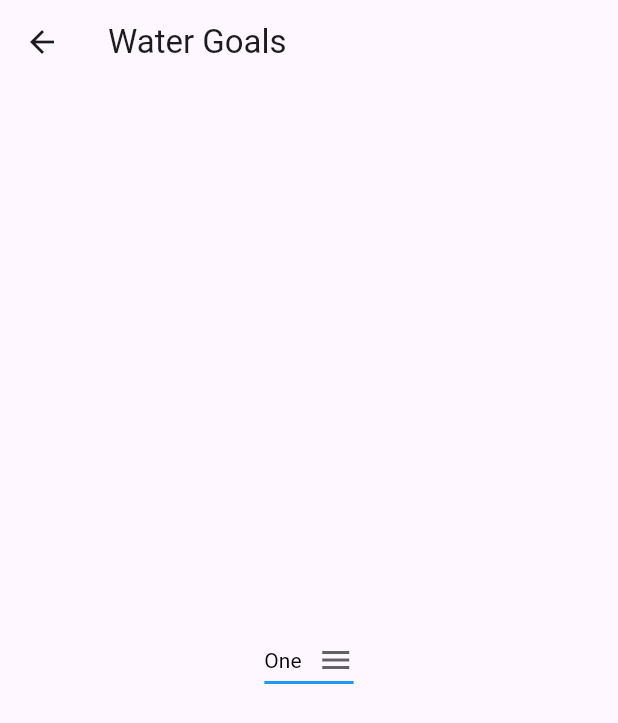
After one commit to syarif0707/HydroBuddy, a Flutter app: the WaterIntakeHome screen opened directly, after a tap on "Change Water Goal", on a phone screen of 412 x 824 dp. The commit adds this screen. Shown: the top 723 px of the screen. Run offline on Flutter 3.47's test engine with Material 3 defaults, Android fonts, the phone set to English and light mode, and no system bars.

Commit message:
Water Goal 1

```diff
--- a/lib/main.dart
+++ b/lib/main.dart
@@ -3,10 +3,13 @@ import 'package:flutter/material.dart';
 import 'package:hydrobuddy2/login.dart';
 import 'package:hydrobuddy2/water_intake_mode.dart';
 import 'package:provider/provider.dart';
+import 'package:hydrobuddy2/watergoals.dart';
+
 
 void main() {
   runApp(MyApp());
 }
+
 
 class MyApp extends StatelessWidget {
   const MyApp({super.key});
@@ -84,6 +87,16 @@ class WaterIntakeHome extends StatelessWidget {
               },
               child: Text('Reset Intake'),
               ),
+            SizedBox(height: 10),
+            ElevatedButton(
+              onPressed: () {
+               Navigator.push(
+                context,
+                MaterialPageRoute(builder: (context) => WaterGoalsPage()), // Navigate to WaterGoalsPage
+              ); // Reset intake
+              },
+              child: Text('Change Water Goal'),
+              )
               ],
               ),
             ],
--- /dev/null
+++ b/lib/watergoals.dart
@@ -0,0 +1,51 @@
+import 'package:flutter/material.dart';
+
+class WaterGoalsPage extends StatefulWidget {
+  const WaterGoalsPage({Key? key}) : super(key: key);
+
+  @override
+  State<WaterGoalsPage> createState() => _WaterGoalsPageState();
+}
+
+class _WaterGoalsPageState extends State<WaterGoalsPage> {
+  String dropdownValue = 'One';
+
+  @override
+  Widget build(BuildContext context) {
+    return Scaffold(
+      appBar: AppBar(
+        title: const Text('Water Goals'), // AppBar Title
+      ),
+      body: Center(
+        child: DropdownButton<String>(
+          value: dropdownValue,
+          icon: const Icon(Icons.menu),
+          style: const TextStyle(color: Colors.black), // Text color changed for better visibility
+          underline: Container(
+            height: 2,
+            color: Colors.blue,
+          ),
+          onChanged: (String? newValue) {
+            setState(() {
+              dropdownValue = newValue!;
+            });
+          },
+          items: const [
+            DropdownMenuItem<String>(
+              value: 'One',
+              child: Text('One'),
+            ),
+            DropdownMenuItem<String>(
+              value: 'Two',
+              child: Text('Two'),
+            ),
+            DropdownMenuItem<String>(
+              value: 'Three',
+              child: Text('Three'),
+            ),
+          ],
+        ),
+      ),
+    );
+  }
+}
```
